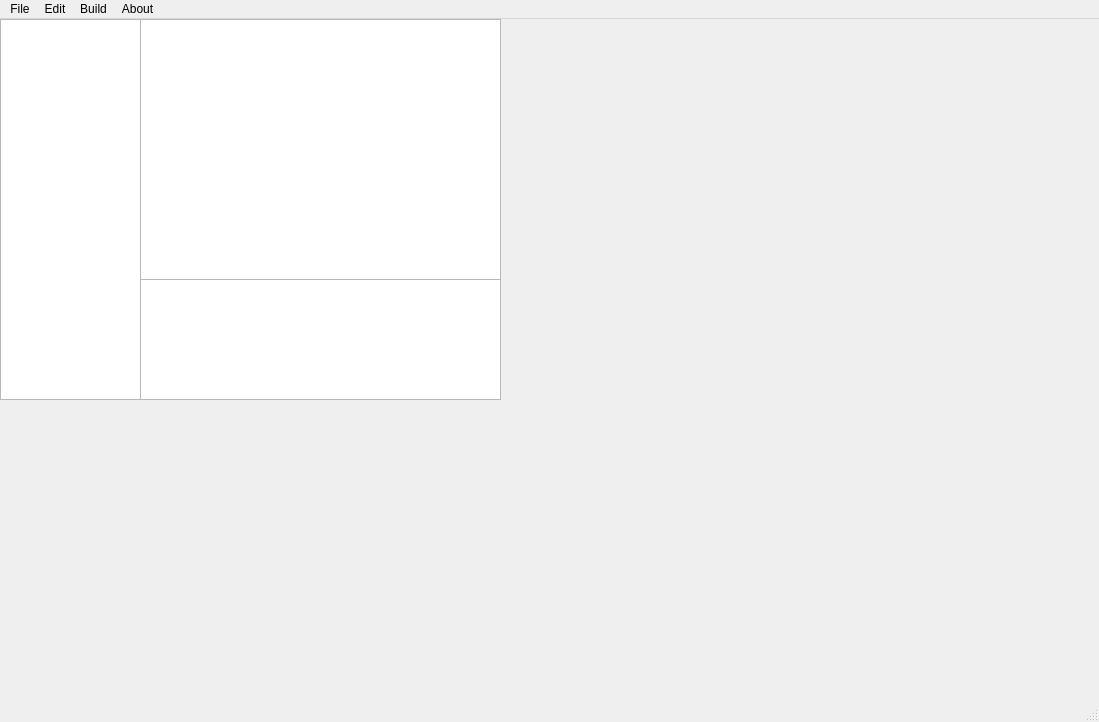
Qt form src/mainwindow.ui (RafaelBarbon/Compilador) before a commit.
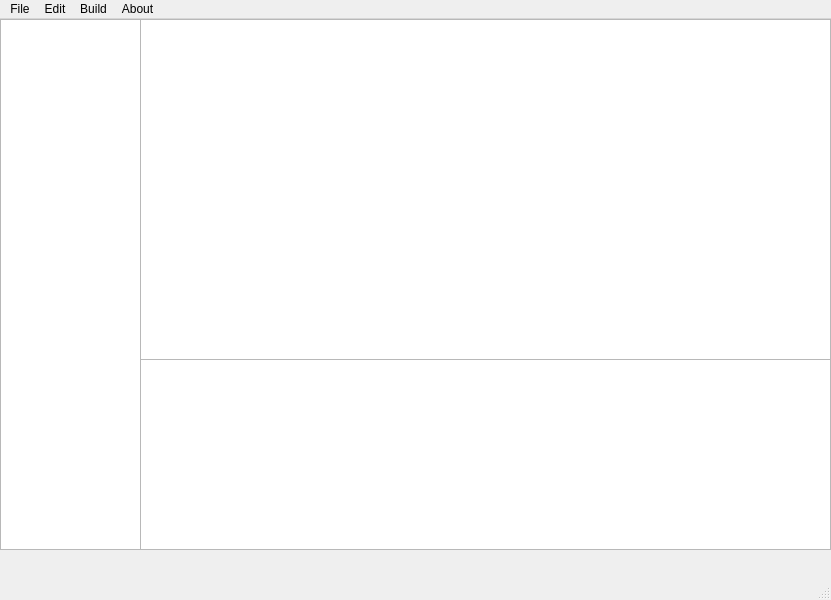
The same form after that commit.

Diff of the .ui file:
```diff
--- a/src/mainwindow.ui
+++ b/src/mainwindow.ui
@@ -6,10 +6,22 @@
    <rect>
     <x>0</x>
     <y>0</y>
-    <width>1099</width>
-    <height>722</height>
+    <width>831</width>
+    <height>600</height>
    </rect>
   </property>
+  <property name="minimumSize">
+   <size>
+    <width>831</width>
+    <height>600</height>
+   </size>
+  </property>
+  <property name="maximumSize">
+   <size>
+    <width>831</width>
+    <height>600</height>
+   </size>
+  </property>
   <property name="windowTitle">
    <string>MainWindow</string>
   </property>
@@ -19,8 +31,8 @@
      <rect>
       <x>140</x>
       <y>0</y>
-      <width>361</width>
-      <height>261</height>
+      <width>691</width>
+      <height>341</height>
      </rect>
     </property>
    </widget>
@@ -28,9 +40,9 @@
     <property name="geometry">
      <rect>
       <x>140</x>
-      <y>260</y>
-      <width>361</width>
-      <height>121</height>
+      <y>340</y>
+      <width>691</width>
+      <height>191</height>
      </rect>
     </property>
     <property name="whatsThis">
@@ -39,8 +51,8 @@
     <property name="styleSheet">
      <string notr="true">QListWidget:item{
    	border:2px solid black;
-   	background-color.green;
-   	color:cyan;
+   	background-color.white;
+   	color:red;
 }
 QListWidget:item:hover{
 	color:red;
@@ -59,7 +71,7 @@
       <x>0</x>
       <y>0</y>
       <width>141</width>
-      <height>381</height>
+      <height>531</height>
      </rect>
     </property>
    </widget>
@@ -70,7 +82,7 @@
     <rect>
      <x>0</x>
      <y>0</y>
-     <width>1099</width>
+     <width>831</width>
      <height>21</height>
     </rect>
    </property>
```
